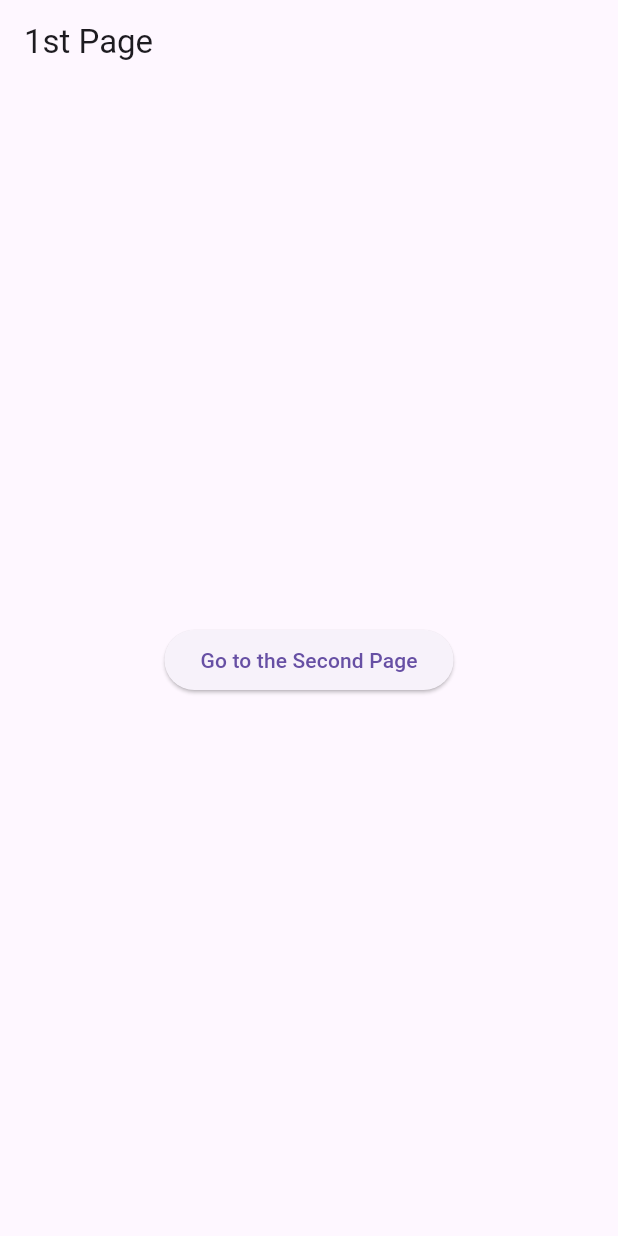
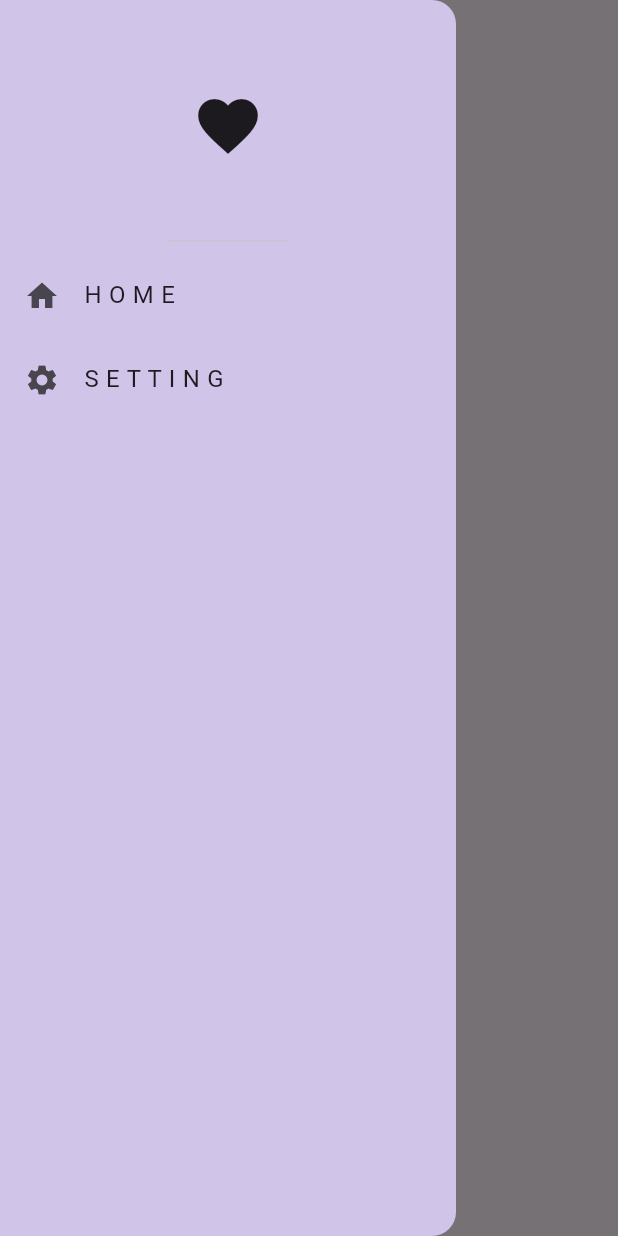
Before and after one commit to shresthasameerman/learning_dart, a Flutter app: the screen it shows after launch, with the side drawer open (before the commit the screen has no drawer), on a phone screen of 412 x 824 dp. Run offline on Flutter 3.47's test engine with Material 3 defaults, Android fonts, the phone set to English and light mode, and no system bars.

Commit message:
learning dart and flutter

```diff
--- a/lib/main.dart
+++ b/lib/main.dart
@@ -1,5 +1,7 @@
 import 'package:flutter/material.dart';
 import 'package:learningdart/pages/first_page.dart';
+import 'package:learningdart/pages/home_page.dart';
+import 'package:learningdart/pages/setting_page.dart';
 
 void main() {
   runApp(const MyApp());
@@ -12,9 +14,12 @@ class MyApp extends StatelessWidget {
   Widget build(BuildContext context) {
     return MaterialApp(
       debugShowCheckedModeBanner: false,
-      home: FirstPage(
-
-      ),
+      home: FirstPage(),
+      routes: {
+        '/firstpage': (context) => FirstPage(),
+       '/homepage': (context) => HomePage(),
+        '/settingpage':(context) => SettingPage(),
+      },
 
     );
   }
--- a/lib/pages/first_page.dart
+++ b/lib/pages/first_page.dart
@@ -1,5 +1,5 @@
 import 'package:flutter/material.dart';
-import 'package:learningdart/pages/second_page.dart';
+
 
 class FirstPage extends StatelessWidget {
   const FirstPage({super.key});
@@ -7,16 +7,38 @@ class FirstPage extends StatelessWidget {
   @override
   Widget build(BuildContext context) {
     return Scaffold(
-      appBar: AppBar(title: Text("1st Page"),
+      appBar: AppBar(
+        title: Text("1st Page"),
       ),
-      body: Center(child: ElevatedButton(child: Text("Go to the Second Page"), onPressed: (){
-        //Navigate to Second Page
-        Navigator.push(context, MaterialPageRoute(
-          builder: (context)=> SecondPage(),
-        )
-        );
-      },
-      ),
+      drawer: Drawer(
+        backgroundColor: Colors.deepPurple[100],
+        child: Column(
+          children: [
+            DrawerHeader(
+              child: Icon(
+                Icons.favorite,
+                size: 48,
+              ),
+            ),
+            ListTile(
+              leading: Icon(Icons.home),
+              title: Text("H O M E"),
+              onTap: (){
+                Navigator.pop(context);
+                Navigator.pushNamed(context, '/homepage');
+              },
+            ),
+
+            ListTile(
+              leading: Icon(Icons.settings),
+              title: Text("S E T T I N G"),
+              onTap: (){
+                Navigator.pop(context);
+                Navigator.pushNamed(context, '/settingpage');
+              },
+            ),
+          ],
+        ),
       ),
     );
   }
--- a/lib/pages/second_page.dart
+++ /dev/null
@@ -1,15 +0,0 @@
-import 'package:flutter/material.dart';
-
-class SecondPage extends StatelessWidget {
-  const SecondPage({super.key});
-
-  @override
-  Widget build(BuildContext context) {
-    return Scaffold(
-      appBar: AppBar(title: Text("2nd Page"),
-      ),
-
-
-    );
-  }
-}
```
Also changed, not shown: lib/pages/home_page.dart (added, +11 -0 lines), lib/pages/setting_page.dart (added, +12 -0 lines).
